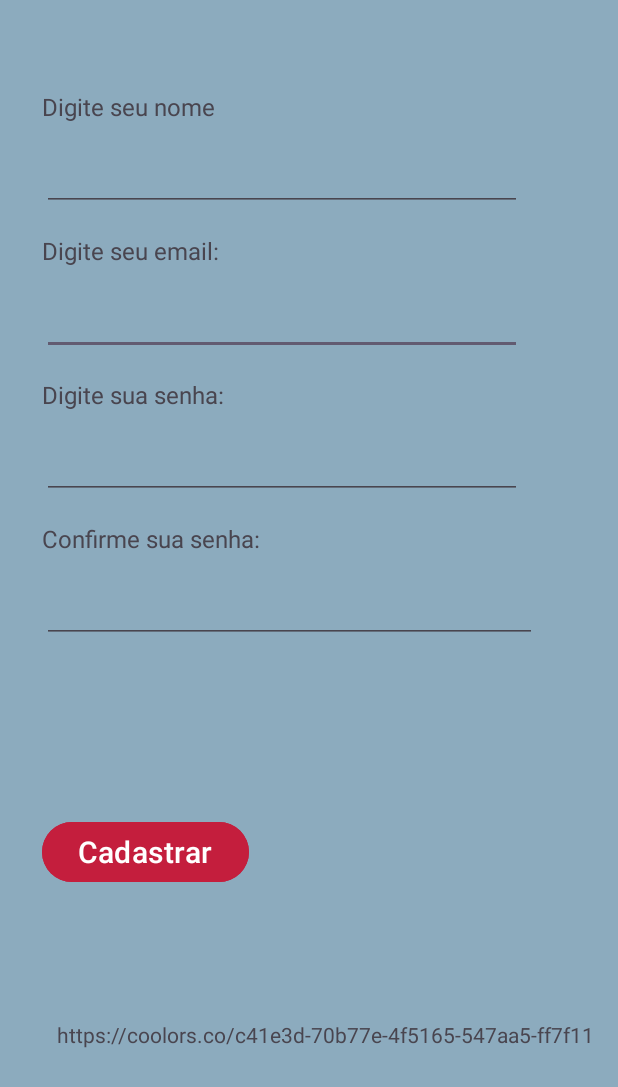
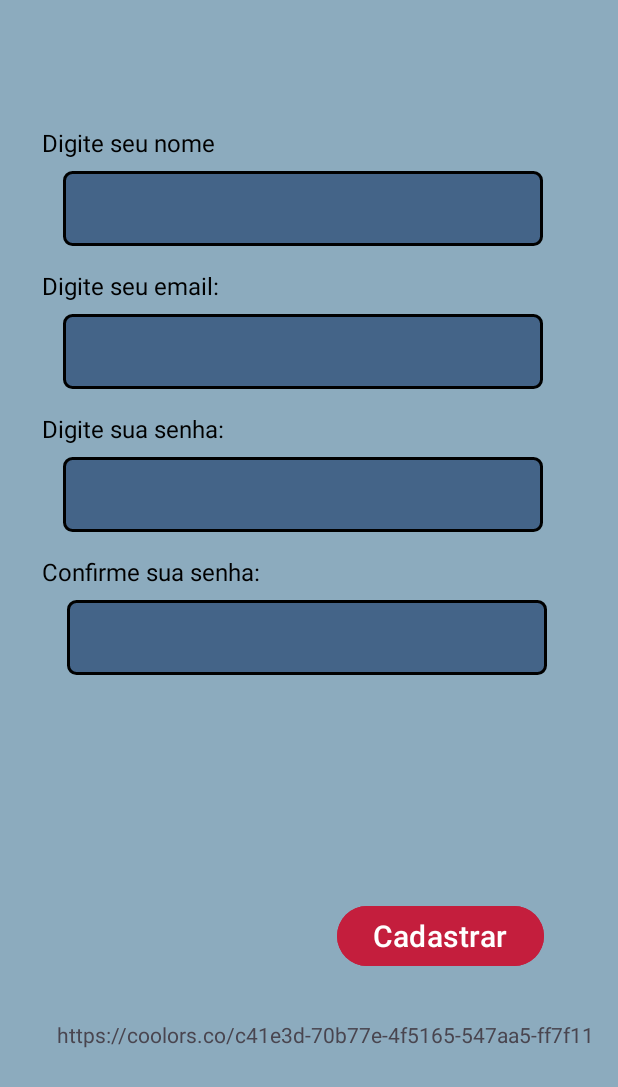
Before and after one commit to WandsonB/Qualifica_2_Ciclo, an Android app: the registerActivity screen opened directly, with no data from a screen before it, on a phone screen of 412 x 824 dp. Shown: the top 1087 px of the screen. Run offline under Robolectric (Android 15) with nearby library versions, the phone set to English and light mode, and no system bars.

Commit message:
0.3.5 adict styles file

```diff
--- /dev/null
+++ b/app/src/main/res/drawable/edit_text.xml
@@ -0,0 +1,6 @@
+<?xml version="1.0" encoding="utf-8"?>
+<shape xmlns:android="http://schemas.android.com/apk/res/android">
+    <solid android:color="@color/lapis_lazulli"/>
+    <corners android:radius="5dp"/>
+    <stroke android:color="@color/black" android:width="2dp"/>
+</shape>
--- a/app/src/main/res/layout/activity_register.xml
+++ b/app/src/main/res/layout/activity_register.xml
@@ -11,13 +11,13 @@
         android:id="@+id/btnLogin2"
         android:layout_width="wrap_content"
         android:layout_height="wrap_content"
-        android:layout_marginBottom="232dp"
+        android:layout_marginBottom="176dp"
         android:backgroundTint="@color/cardinal"
         android:text="Cadastrar"
         android:textSize="20sp"
         app:layout_constraintBottom_toBottomOf="parent"
         app:layout_constraintEnd_toEndOf="parent"
-        app:layout_constraintHorizontal_bias="0.102"
+        app:layout_constraintHorizontal_bias="0.819"
         app:layout_constraintStart_toStartOf="parent" />
 
     <TextView
@@ -27,6 +27,7 @@
         android:layout_marginTop="15dp"
         android:labelFor="@+id/regisEmail"
         android:text="Digite seu email:"
+        android:textColor="@color/black"
         android:textSize="16sp"
         app:layout_constraintEnd_toEndOf="parent"
         app:layout_constraintHorizontal_bias="0.095"
@@ -35,9 +36,7 @@
 
     <EditText
         android:id="@+id/regisEmail"
-        android:layout_width="320dp"
-        android:layout_height="51dp"
-        android:layout_marginTop="7dp"
+        style="@style/edit_text"
         android:contentDescription="Email Addres"
         android:ems="10"
         android:inputType="textEmailAddress"
@@ -51,9 +50,10 @@
         android:id="@+id/labelName"
         android:layout_width="wrap_content"
         android:layout_height="wrap_content"
-        android:layout_marginTop="60dp"
+        android:layout_marginTop="84dp"
         android:labelFor="@+id/regisName"
         android:text="Digite seu nome"
+        android:textColor="@color/black"
         android:textSize="16sp"
         app:layout_constraintEnd_toEndOf="parent"
         app:layout_constraintHorizontal_bias="0.094"
@@ -62,9 +62,7 @@
 
     <EditText
         android:id="@+id/regisName"
-        android:layout_width="320dp"
-        android:layout_height="51dp"
-        android:layout_marginTop="7dp"
+        style="@style/edit_text"
         android:contentDescription="Email Addres"
         android:ems="10"
         android:inputType="textEmailAddress"
@@ -81,6 +79,7 @@
         android:layout_marginTop="15dp"
         android:labelFor="@+id/regisPass"
         android:text="Digite sua senha:"
+        android:textColor="@color/black"
         android:textSize="16sp"
         app:layout_constraintEnd_toEndOf="parent"
         app:layout_constraintHorizontal_bias="0.096"
@@ -89,9 +88,7 @@
 
     <EditText
         android:id="@+id/regisPass"
-        android:layout_width="320dp"
-        android:layout_height="51dp"
-        android:layout_marginTop="7dp"
+        style="@style/edit_text"
         android:contentDescription="Email Addres"
         android:ems="10"
         android:inputType="textEmailAddress"
@@ -103,9 +100,7 @@
 
     <EditText
         android:id="@+id/regisPassConf"
-        android:layout_width="330dp"
-        android:layout_height="51dp"
-        android:layout_marginTop="7dp"
+        style="@style/edit_text"
         android:contentDescription="Email Addres"
         android:ems="10"
         android:inputType="textEmailAddress"
@@ -122,6 +117,7 @@
         android:layout_marginTop="15dp"
         android:labelFor="@+id/regisPassConf"
         android:text="Confirme sua senha:"
+        android:textColor="@color/black"
         android:textSize="16sp"
         app:layout_constraintEnd_toEndOf="parent"
         app:layout_constraintHorizontal_bias="0.105"
--- a/app/src/main/res/values/colors.xml
+++ b/app/src/main/res/values/colors.xml
@@ -12,4 +12,5 @@
     <color name="davys_gray">#4F5165</color>
     <color name="emerald">#70B77E</color>
     <color name="cardinal">#C41E3D</color>
+    <color name="lapis_lazulli">#446488</color>
 </resources>
--- /dev/null
+++ b/app/src/main/res/values/styles.xml
@@ -0,0 +1,11 @@
+<?xml version="1.0" encoding="utf-8"?>
+<resources>
+    <style name="edit_text">
+        <item name="android:layout_width">320dp</item>
+        <item name="android:layout_height">50dp</item>
+        <item name="android:layout_marginTop">8dp</item>
+        <item name="android:textSize">18sp</item>
+        <item name="android:layout_marginLeft">20dp</item>
+        <item name="android:background">@drawable/edit_text</item>
+    </style>
+</resources>
```
Also changed, not shown: app/src/main/res/layout/login_activity.xml (+7 -11 lines).
